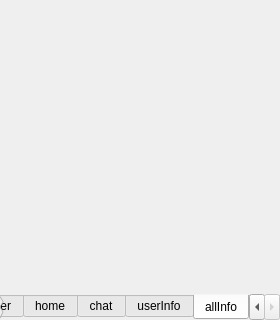
This is allpagelistwidget.ui in GhostsLYB/Client as Qt 5 draws it before an edit; both pictures show x 0 to 280 and y 160 to 480 of the 280 by 480 pixel window. The edited form follows.
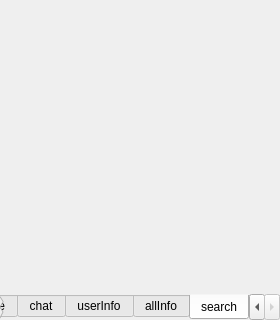
This is the edited form.

Diff of the .ui file:
```diff
--- a/allpagelistwidget.ui
+++ b/allpagelistwidget.ui
@@ -35,7 +35,7 @@
       <enum>QTabWidget::South</enum>
      </property>
      <property name="currentIndex">
-      <number>5</number>
+      <number>6</number>
      </property>
      <property name="documentMode">
       <bool>true</bool>
@@ -111,6 +111,12 @@
        </property>
       </layout>
      </widget>
+     <widget class="QWidget" name="tab_search">
+      <attribute name="title">
+       <string>search</string>
+      </attribute>
+      <layout class="QVBoxLayout" name="verticalLayout_7"/>
+     </widget>
     </widget>
    </item>
   </layout>
```
